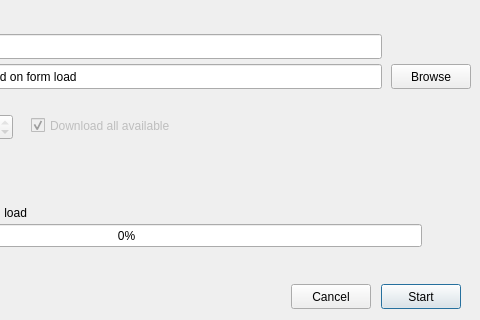
This is qt-forms/pytube_form.ui in WillChamness/pytube-gui as Qt 5 draws it before an edit; both pictures show x 259 to 739 and y 116 to 436 of the 739 by 436 pixel window. The edited form follows.
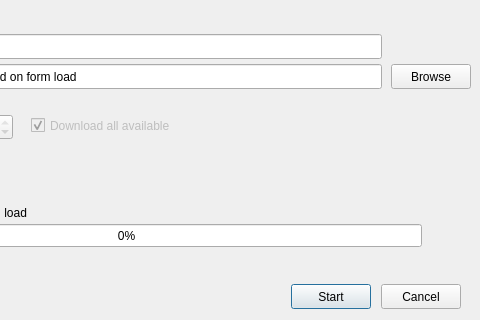
This is the edited form.

Commit message: feat: swap start and cancel buttons

Patch:
```diff
--- a/qt-forms/pytube_form.ui
+++ b/qt-forms/pytube_form.ui
@@ -194,7 +194,7 @@
   <widget class="QPushButton" name="startButton">
    <property name="geometry">
     <rect>
-     <x>640</x>
+     <x>550</x>
      <y>400</y>
      <width>80</width>
      <height>25</height>
@@ -210,7 +210,7 @@
   <widget class="QPushButton" name="cancelButton">
    <property name="geometry">
     <rect>
-     <x>550</x>
+     <x>640</x>
      <y>400</y>
      <width>80</width>
      <height>25</height>
```
The commit also changes 1 other file.
